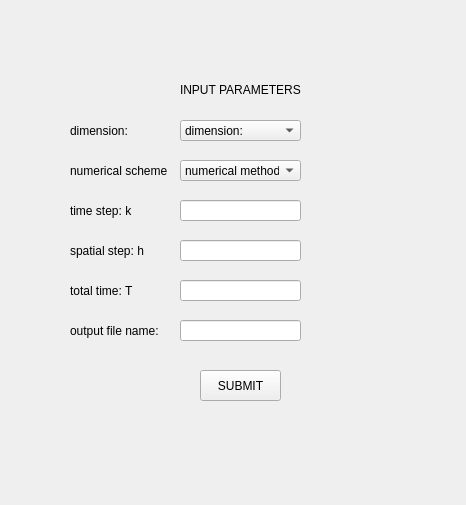
reposetory/FEM-A-1, file QT/heat_equation.ui: the form before one commit.
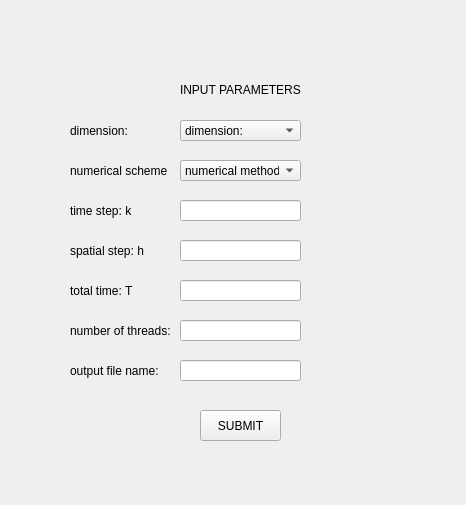
The form after the commit.

The edit to the form file:
```diff
--- a/QT/heat_equation.ui
+++ b/QT/heat_equation.ui
@@ -121,7 +121,7 @@
    <property name="geometry">
     <rect>
      <x>200</x>
-     <y>370</y>
+     <y>410</y>
      <width>81</width>
      <height>31</height>
     </rect>
@@ -134,7 +134,7 @@
    <property name="geometry">
     <rect>
      <x>180</x>
-     <y>320</y>
+     <y>360</y>
      <width>121</width>
      <height>21</height>
     </rect>
@@ -147,7 +147,7 @@
    <property name="geometry">
     <rect>
      <x>70</x>
-     <y>320</y>
+     <y>360</y>
      <width>101</width>
      <height>21</height>
     </rect>
@@ -214,6 +214,32 @@
     <string>INPUT PARAMETERS</string>
    </property>
   </widget>
+  <widget class="QLabel" name="label_9">
+   <property name="geometry">
+    <rect>
+     <x>70</x>
+     <y>320</y>
+     <width>101</width>
+     <height>21</height>
+    </rect>
+   </property>
+   <property name="text">
+    <string>number of threads:</string>
+   </property>
+  </widget>
+  <widget class="QLineEdit" name="num_threads">
+   <property name="geometry">
+    <rect>
+     <x>180</x>
+     <y>320</y>
+     <width>121</width>
+     <height>21</height>
+    </rect>
+   </property>
+   <property name="text">
+    <string/>
+   </property>
+  </widget>
  </widget>
  <layoutdefault spacing="6" margin="11"/>
  <resources/>
```
